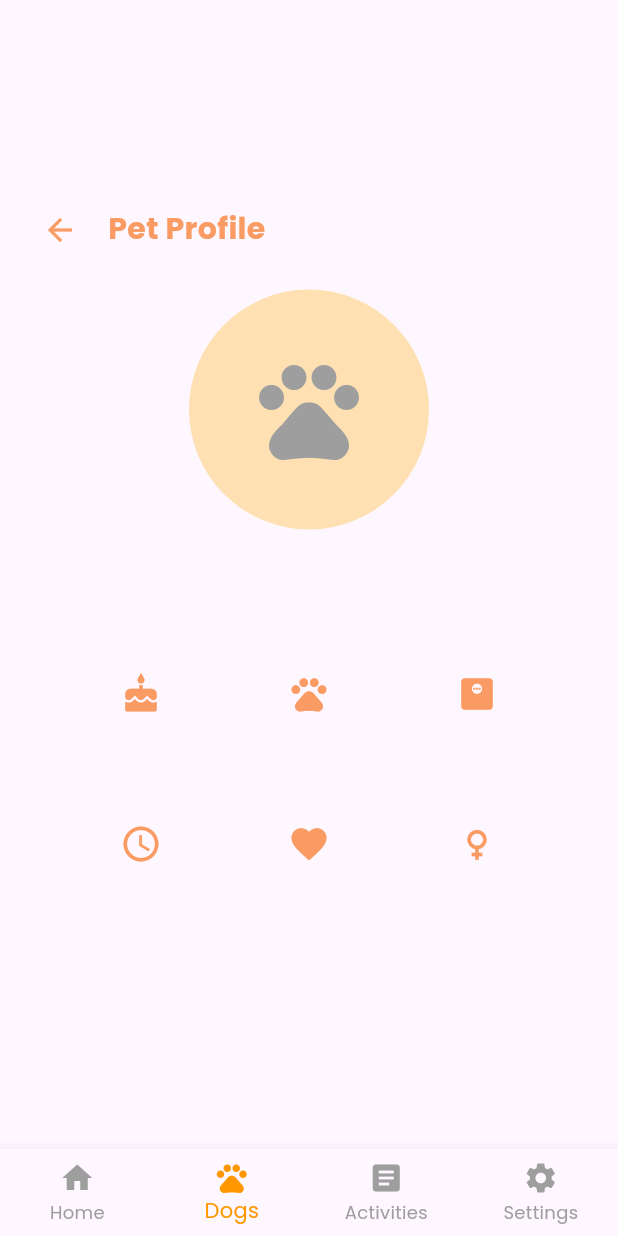
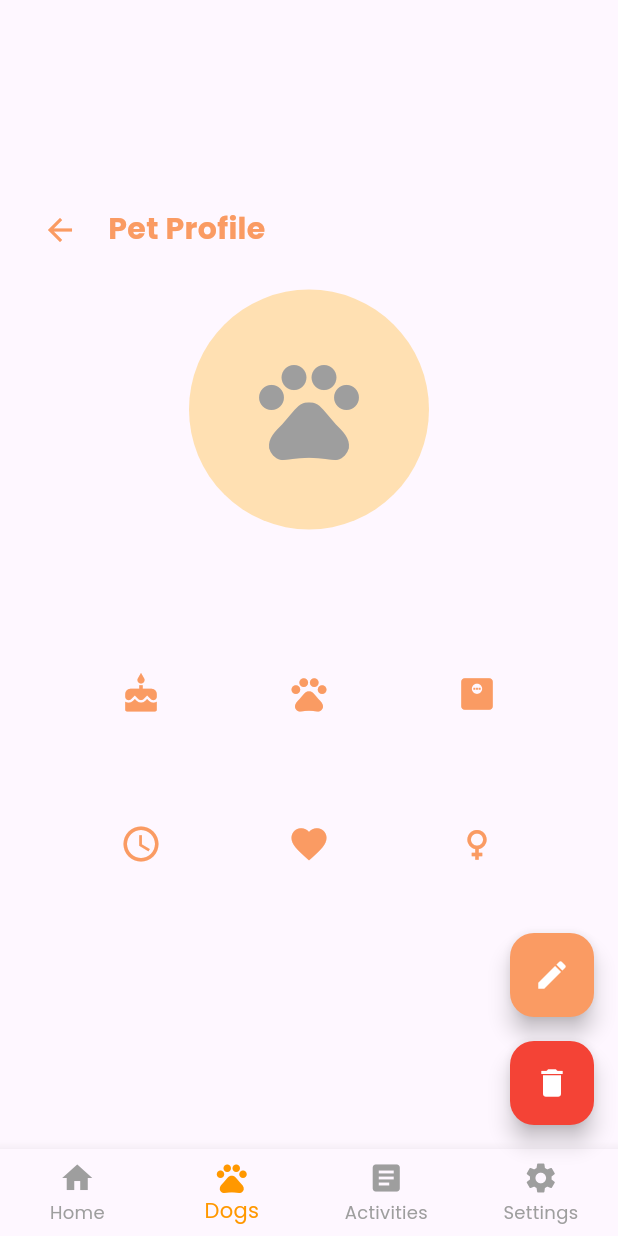
Before and after one commit to kaz-paolo/dog_tracker, a Flutter app: the DogProfileScreen screen opened directly with empty values, on a phone screen of 412 x 824 dp. Run offline on Flutter 3.47's test engine with Material 3 defaults, Android fonts, the phone set to English and light mode, and no system bars; our stand-ins replace google_fonts, image_picker, shared_preferences; accounts and stored records are empty.

Commit message:
[Leanne] Added edit and delete dogs functionality and automated age input based on birthday

```diff
--- a/lib/dog.dart
+++ b/lib/dog.dart
@@ -54,4 +54,53 @@ class Dog {
       health: json['health'] ?? '',
     );
   }
+
+  @override
+  bool operator ==(Object other) =>
+      identical(this, other) ||
+      other is Dog &&
+          runtimeType == other.runtimeType &&
+          name == other.name &&
+          breed == other.breed &&
+          gender == other.gender &&
+          imagePath == other.imagePath &&
+          birthDate == other.birthDate &&
+          weight == other.weight &&
+          age == other.age &&
+          health == other.health;
+
+  @override
+  int get hashCode =>
+      name.hashCode ^
+      breed.hashCode ^
+      gender.hashCode ^
+      imagePath.hashCode ^
+      birthDate.hashCode ^
+      weight.hashCode ^
+      age.hashCode ^
+      health.hashCode;
+
+  Dog copyWith({
+    String? name,
+    String? breed,
+    String? gender,
+    String? imagePath,
+    Uint8List? imageBytes,
+    String? birthDate,
+    String? weight,
+    String? age,
+    String? health,
+  }) {
+    return Dog(
+      name: name ?? this.name,
+      breed: breed ?? this.breed,
+      gender: gender ?? this.gender,
+      imagePath: imagePath ?? this.imagePath,
+      imageBytes: imageBytes ?? this.imageBytes,
+      birthDate: birthDate ?? this.birthDate,
+      weight: weight ?? this.weight,
+      age: age ?? this.age,
+      health: health ?? this.health,
+    );
+  }
 }
--- a/lib/dog_profile_screen.dart
+++ b/lib/dog_profile_screen.dart
@@ -1,17 +1,74 @@
 import 'dart:io';
 import 'package:dog_tracker/custom_navbar.dart';
+import 'package:dog_tracker/edit_dog_screen.dart';
 import 'package:flutter/foundation.dart';
 import 'package:flutter/material.dart';
 import 'dog.dart';
 
-class DogProfileScreen extends StatelessWidget {
+class DogProfileScreen extends StatefulWidget {
   final Dog dog;
+  final Function(Dog) onEdit;
+  final Function(Dog) onDelete;
 
-  const DogProfileScreen({super.key, required this.dog});
+  const DogProfileScreen({
+    super.key,
+    required this.dog,
+    required this.onEdit,
+    required this.onDelete,
+  });
+
+  _DogProfileScreenState createState() => _DogProfileScreenState();
+}
+
+class _DogProfileScreenState extends State<DogProfileScreen> {
+  late Dog currentDog;
+
+  @override
+  void initState() {
+    super.initState();
+    currentDog = widget.dog; // Set initial dog value
+  }
 
   @override
   Widget build(BuildContext context) {
     return Scaffold(
+      floatingActionButton: Column(
+        mainAxisAlignment: MainAxisAlignment.end,
+        children: [
+          FloatingActionButton(
+            heroTag: 'edit',
+            backgroundColor: const Color(0xFFFA9B63),
+            onPressed: () async {
+              final updatedDog = await Navigator.push(
+                context,
+                MaterialPageRoute(
+                  builder: (context) => EditDogScreen(
+                    initialDog: currentDog,
+                    onSave: (updatedDog) {
+                      setState(() {
+                        currentDog = updatedDog;
+                      });
+                    },
+                  ),
+                ),
+              );
+              if (updatedDog != null) {
+                widget.onEdit(updatedDog);
+              }
+            },
+            child: const Icon(Icons.edit, color: Colors.white),
+          ),
+          const SizedBox(height: 16),
+          FloatingActionButton(
+            heroTag: 'delete',
+            backgroundColor: Colors.red,
+            onPressed: () {
+              _showDeleteConfirmation(context);
+            },
+            child: const Icon(Icons.delete, color: Colors.white),
+          ),
+        ],
+      ),
       body: SafeArea(
         child: Center(
           child: SingleChildScrollView(
@@ -54,14 +111,14 @@ class DogProfileScreen extends StatelessWidget {
                   radius: 80,
                   backgroundColor: Colors.orange.shade100,
                   child: ClipOval(
-                    child: _buildDogImage(dog),
+                    child: _buildDogImage(currentDog),
                   ),
                 ),
                 const SizedBox(height: 16),
 
                 // Dog's name
                 Text(
-                  dog.name,
+                  currentDog.name,
                   style: const TextStyle(
                     fontSize: 28,
                     fontWeight: FontWeight.bold,
@@ -75,11 +132,11 @@ class DogProfileScreen extends StatelessWidget {
                   mainAxisSize: MainAxisSize.min,
                   mainAxisAlignment: MainAxisAlignment.center,
                   children: [
-                    _buildInfoItem(Icons.cake, dog.birthDate),
+                    _buildInfoItem(Icons.cake, currentDog.birthDate),
                     const SizedBox(width: 32),
-                    _buildInfoItem(Icons.pets, dog.breed),
+                    _buildInfoItem(Icons.pets, currentDog.breed),
                     const SizedBox(width: 32),
-                    _buildInfoItem(Icons.monitor_weight, dog.weight),
+                    _buildInfoItem(Icons.monitor_weight, currentDog.weight),
                   ],
                 ),
                 const SizedBox(height: 20),
@@ -89,11 +146,11 @@ class DogProfileScreen extends StatelessWidget {
                   mainAxisSize: MainAxisSize.min,
                   mainAxisAlignment: MainAxisAlignment.center,
                   children: [
-                    _buildInfoItem(Icons.access_time, dog.age),
+                    _buildInfoItem(Icons.access_time, currentDog.age),
                     const SizedBox(width: 32),
-                    _buildInfoItem(Icons.favorite, dog.health),
+                    _buildInfoItem(Icons.favorite, currentDog.health),
                     const SizedBox(width: 32),
-                    _buildInfoItem(Icons.female, dog.gender),
+                    _buildInfoItem(Icons.female, currentDog.gender),
                   ],
                 ),
                 const SizedBox(height: 40),
@@ -125,6 +182,30 @@ class DogProfileScreen extends StatelessWidget {
               fontSize: 14,
               height: 1.2,
             ),
+          ),
+        ],
+      ),
+    );
+  }
+
+  void _showDeleteConfirmation(BuildContext context) {
+    showDialog(
+      context: context,
+      builder: (context) => AlertDialog(
+        title: const Text('Delete Dog'),
+        content: const Text('Are you sure you want to delete this dog?'),
+        actions: [
+          TextButton(
+            onPressed: () => Navigator.pop(context),
+            child: const Text('Cancel'),
+          ),
+          TextButton(
+            onPressed: () {
+              widget.onDelete(currentDog);
+              Navigator.pop(context); // Close dialog
+              Navigator.pop(context); // Go back from profile
+            },
+            child: const Text('Delete', style: TextStyle(color: Colors.red)),
           ),
         ],
       ),
```
Also changed, not shown: lib/add_dog_screen.dart (+20 -7 lines), lib/dog_list_manager.dart (+18 -4 lines), lib/dog_list_screen.dart (+22 -1 lines), lib/edit_dog_screen.dart (added, +279 -0 lines).
